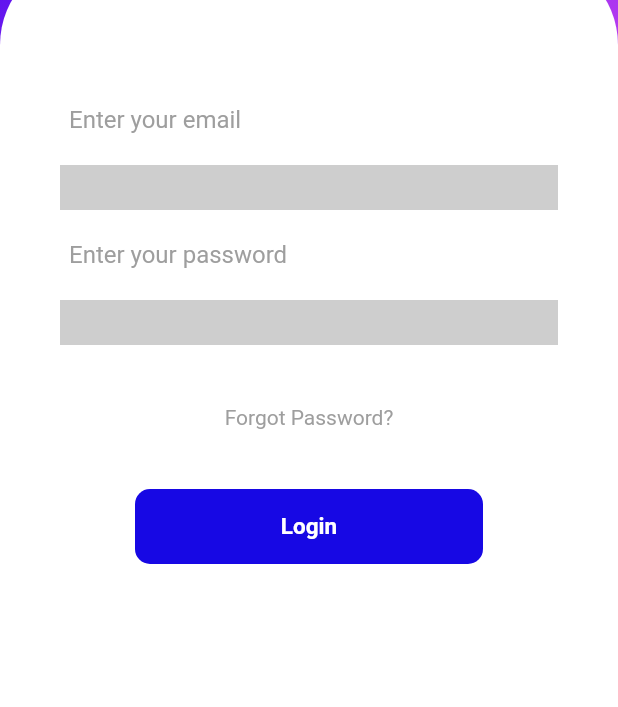
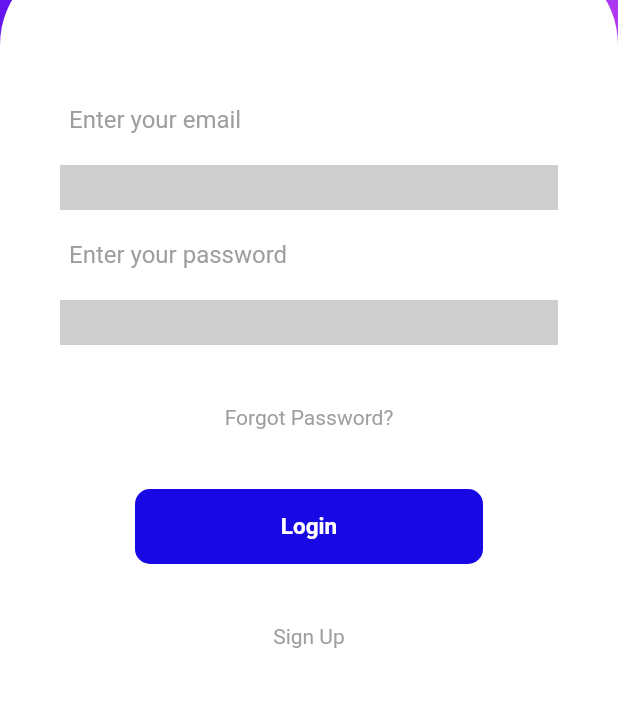
Before and after one commit to aakashsahh/Sapati-app-, a Flutter app: the screen it shows after launch, on a phone screen of 412 x 824 dp, the part 342-1049 px from its top. Run offline on Flutter 3.47's test engine with Material 2 defaults, Android fonts, the phone set to English and light mode, and no system bars.

Commit message:
sign up button added

```diff
--- a/lib/Button.dart
+++ b/lib/Button.dart
@@ -7,7 +7,9 @@ class Button extends StatelessWidget {
 
   @override
   Widget build(BuildContext context) {
-    return Container(
+    return Column(
+      children: [
+        Container(
           height: 50,
           margin: EdgeInsets.symmetric(horizontal: 50),
           decoration: BoxDecoration(
@@ -18,9 +20,23 @@ class Button extends StatelessWidget {
             child: Text(
               "Login",
               style: TextStyle(
-              color: Colors.white, fontSize: 15, fontWeight: FontWeight.bold),
+                  color: Colors.white,
+                  fontSize: 15,
+                  fontWeight: FontWeight.bold),
             ),
           ),
+        ),
+        SizedBox(
+          height: 40,
+        ),
+        Text(
+          "Sign Up",
+          style: TextStyle(color: Colors.grey),
+        ),
+        SizedBox(
+          height: 40,
+        ),
+      ],
     );
   }
 }
```
Lines whose indentation alone changed are shown as unchanged.
